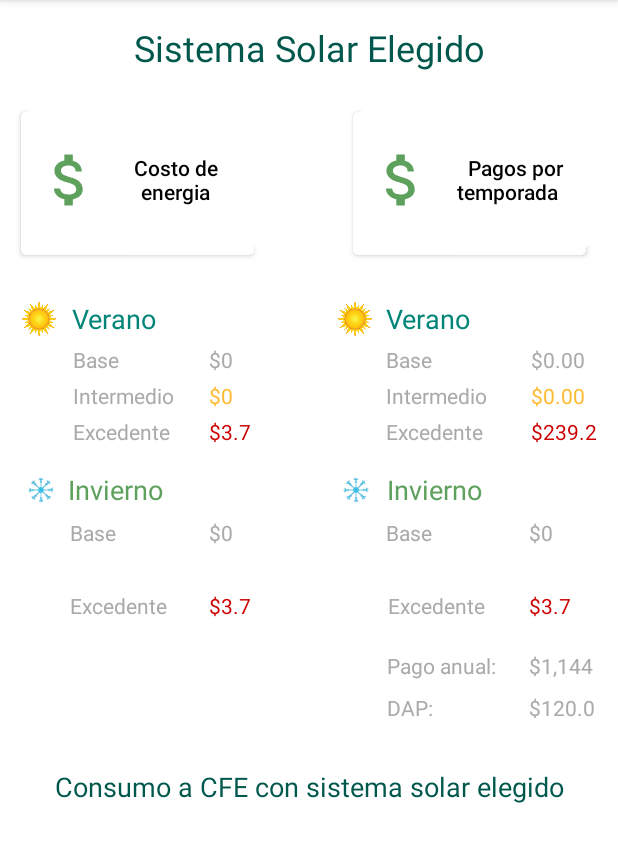
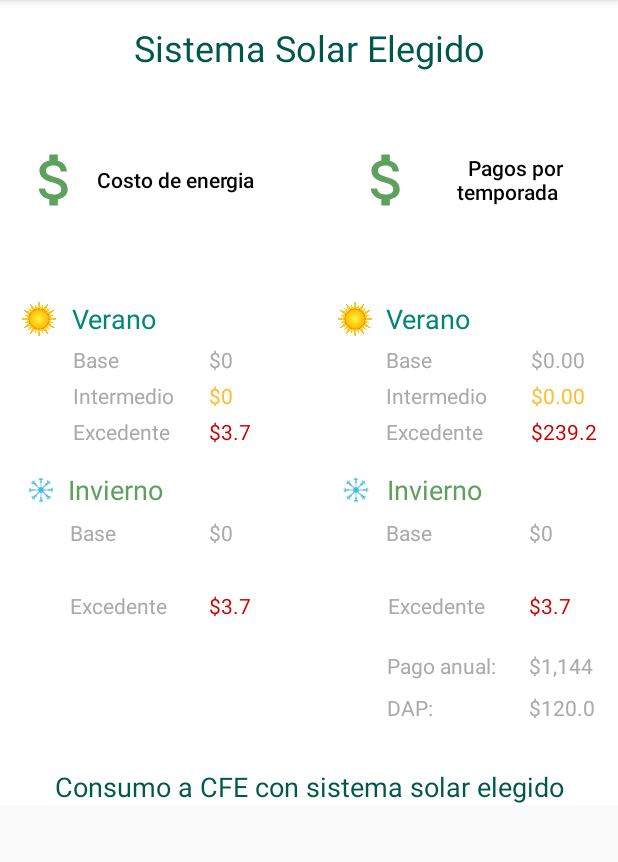
Before and after one commit to JoaquinIMT/CreatecProyecto, an Android app: the sse screen opened directly, with no data from a screen before it, on a phone screen of 412 x 824 dp, the part 84-946 px from its top. Run offline under Robolectric (Android 15) with nearby library versions, the phone set to English and light mode, and no system bars.

Commit message:
pruebra
gg

```diff
--- a/app/src/main/res/drawable-xhdpi/sombraboton.xml
+++ b/app/src/main/res/drawable-xhdpi/sombraboton.xml
@@ -1,24 +1,4 @@
 <?xml version="1.0" encoding="utf-8"?>
 <selector xmlns:android="http://schemas.android.com/apk/res/android">
-        <item>
-            <layer-list>
-                <item android:right="5dp" android:top="5dp">
-                    <shape>
-                        <corners android:radius="3dp" />
-                        <solid android:color="#FFFFFF" />
-                    </shape>
-                </item>
-                <item android:bottom="2dp" android:left="2dp">
-                    <shape>
-                        <gradient android:angle="270"
-                            android:endColor="#FFFFFF" android:startColor="#FFFFFF" />
-                        <stroke android:width="1dp" android:color="#FFFFFF" />
-                        <corners android:radius="12dp" />
-                        <padding android:bottom="10dp" android:left="10dp"
-                            android:right="10dp" android:top="10dp" />
-                    </shape>
-                </item>
-            </layer-list>
-        </item>
 
-    </selector>
+</selector>
--- a/app/src/main/res/layout/activity_sse.xml
+++ b/app/src/main/res/layout/activity_sse.xml
@@ -4,7 +4,7 @@
         xmlns:tools="http://schemas.android.com/tools"
         xmlns:app="http://schemas.android.com/apk/res-auto"
         android:layout_width="match_parent"
-        android:layout_height="match_parent"
+        android:layout_height="wrap_content"
         tools:context=".sse" android:background="@android:color/white">
 
     <TextView
```
Also changed, not shown: app/src/main/res/layout/sse2.xml (added, +13 -0 lines).
